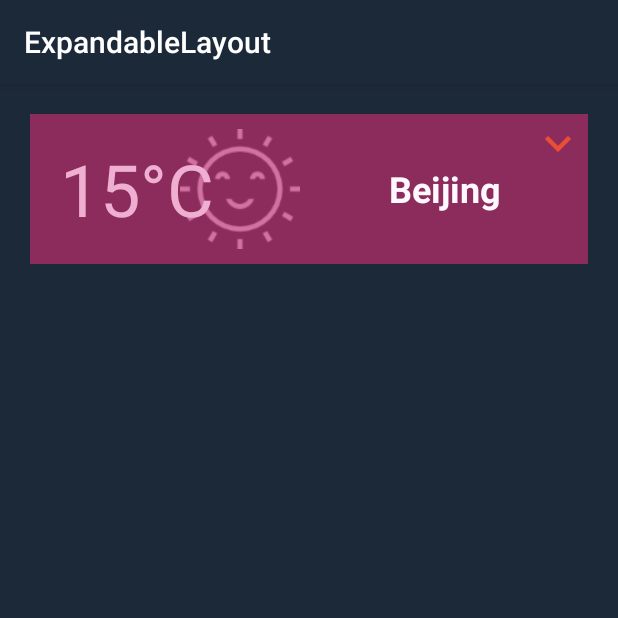
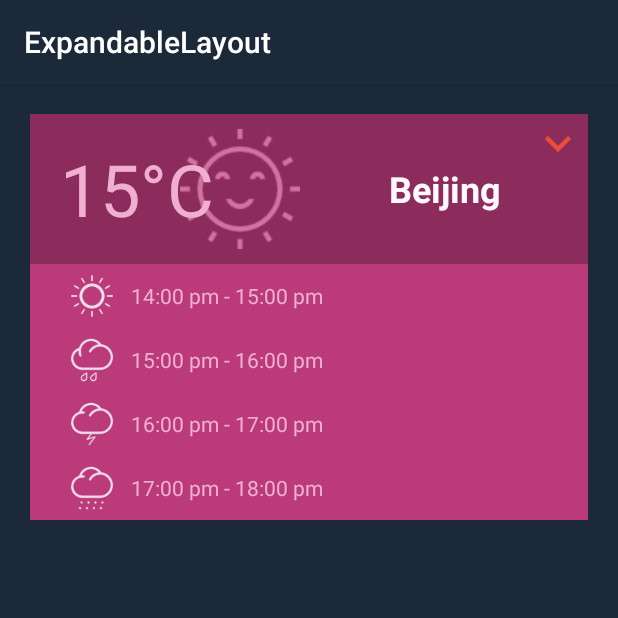
Before and after one commit to andyxialm/ExpandableLayout, an Android app: the screen it shows after launch (MainActivity), on a phone screen of 412 x 824 dp, the top half of it. Run offline under Robolectric (Android 15) with nearby library versions, the phone set to English and light mode, and no system bars.

```diff
--- a/library/src/main/java/cn/refactor/library/ExpandableLayout.java
+++ b/library/src/main/java/cn/refactor/library/ExpandableLayout.java
@@ -19,7 +19,11 @@ import android.widget.LinearLayout;
  * 描述 : 可展开/关闭视图
  */
 public class ExpandableLayout extends LinearLayout {
-    private static final int DEFAULT_DURATION = 300;
+
+    private static final int DEFAULT_DURATION   = 300;
+    private static final int TYPE_INIT_EXPAND   = 1;
+    private static final int TYPE_INIT_COLLAPSE = 2;
+
     private int mDuration;
     private int mWidth;
     private int mHeight;
@@ -56,7 +60,7 @@ public class ExpandableLayout extends LinearLayout {
             TypedArray ta = context.obtainStyledAttributes(attrs, R.styleable.ExpandableLayout);
             mDuration = ta.getInt(R.styleable.ExpandableLayout_duration, DEFAULT_DURATION);
             mIsClickToChange = ta.getBoolean(R.styleable.ExpandableLayout_clickToChange, false);
-            mIsExpand = ta.getInteger(R.styleable.ExpandableLayout_init, 2) == 1;
+            mIsExpand = ta.getInteger(R.styleable.ExpandableLayout_init, TYPE_INIT_COLLAPSE) == TYPE_INIT_EXPAND;
             ta.recycle();
         }
 
@@ -73,11 +77,7 @@ public class ExpandableLayout extends LinearLayout {
             return;
         }
         executeExpand(this);
-
-        if (mSwitcher != null) {
-            Animation roateAnimation = createRotateAnimation(mSwitcher, mDuration);
-            mSwitcher.startAnimation(roateAnimation);
-        }
+        startSwitcherAnimation();
     }
 
     public void collapse() {
@@ -85,11 +85,7 @@ public class ExpandableLayout extends LinearLayout {
             return;
         }
         executeCollapse(this);
-
-        if (mSwitcher != null) {
-            Animation roateAnimation = createRotateAnimation(mSwitcher, mDuration);
-            mSwitcher.startAnimation(roateAnimation);
-        }
+        startSwitcherAnimation();
     }
 
     public void change() {
@@ -97,6 +93,13 @@ public class ExpandableLayout extends LinearLayout {
             collapse();
         } else {
             expand();
+        }
+    }
+
+    private void startSwitcherAnimation() {
+        if (mSwitcher != null) {
+            Animation roateAnimation = createRotateAnimation(mSwitcher, mDuration);
+            mSwitcher.startAnimation(roateAnimation);
         }
     }
 
--- a/sample/src/main/res/layout/activity_main.xml
+++ b/sample/src/main/res/layout/activity_main.xml
@@ -66,8 +66,9 @@
         android:layout_marginRight="20dp"
         android:background="#bb3a7a"
         android:orientation="vertical"
-        app:clickToChange="true"
-        app:duration="500">
+        app:init="expand"
+        app:duration="250"
+        app:clickToChange="true">
 
 
         <LinearLayout
```
